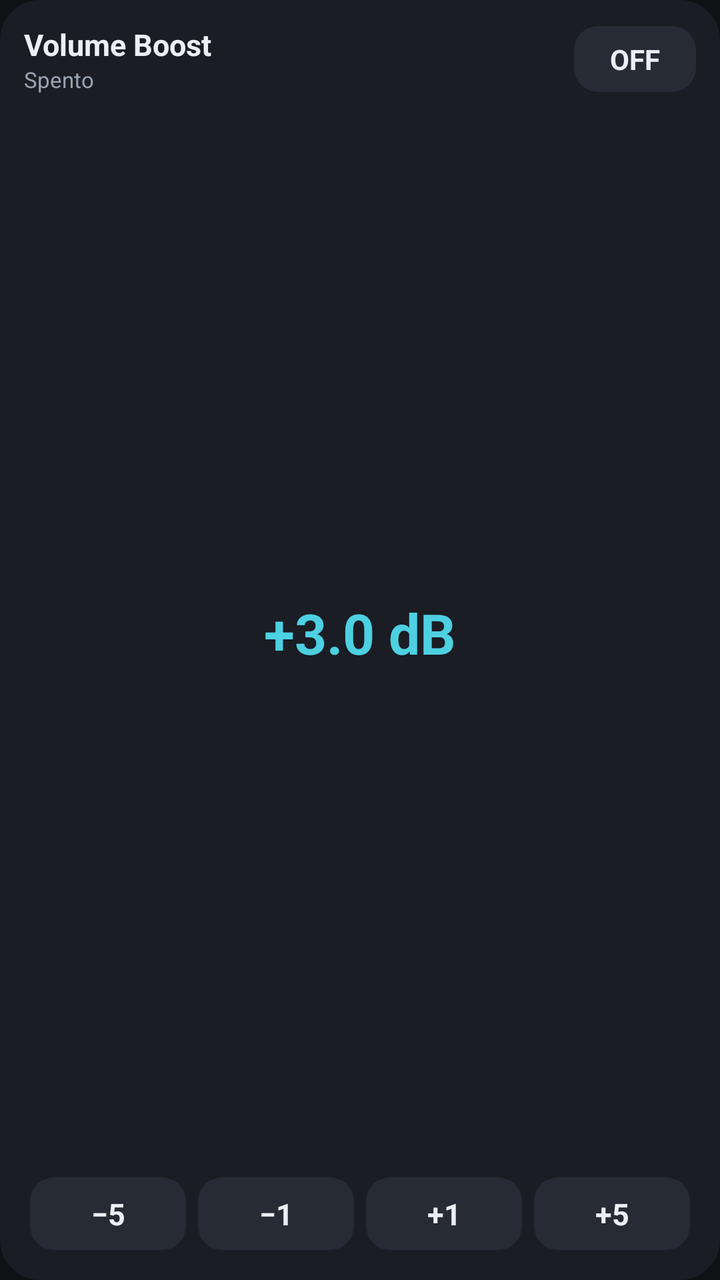
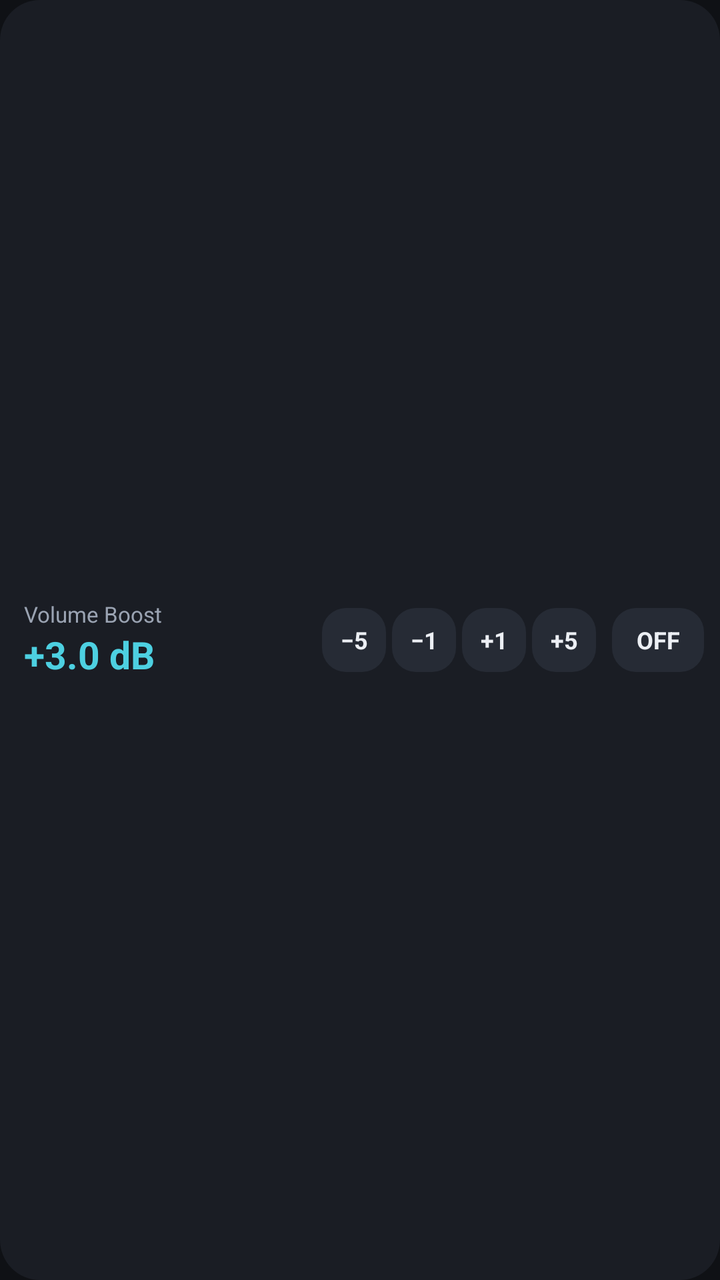

The first picture is an Android layout as it rendered before a commit; the second is the same layout after the commit. The layout source and the unified diff follow.
<!-- AndroidManifest.xml: application theme AppTheme -->
<!-- res/layout/widget_boost.xml -->
<?xml version="1.0" encoding="utf-8"?>
<LinearLayout xmlns:android="http://schemas.android.com/apk/res/android"
    android:id="@+id/boost_root"
    android:layout_width="match_parent"
    android:layout_height="match_parent"
    android:background="@drawable/widget_bg"
    android:orientation="vertical"
    android:padding="12dp">

    <LinearLayout
        android:layout_width="match_parent"
        android:layout_height="wrap_content"
        android:gravity="center_vertical"
        android:orientation="horizontal">

        <LinearLayout
            android:layout_width="0dp"
            android:layout_height="wrap_content"
            android:layout_weight="1"
            android:orientation="vertical">

            <TextView
                android:id="@+id/boost_title"
                android:layout_width="wrap_content"
                android:layout_height="wrap_content"
                android:text="Volume Boost"
                android:textColor="#ECEFF4"
                android:textSize="15sp"
                android:textStyle="bold" />

            <TextView
                android:id="@+id/boost_status"
                android:layout_width="wrap_content"
                android:layout_height="wrap_content"
                android:text="Spento"
                android:textColor="#9AA3B2"
                android:textSize="11sp" />
        </LinearLayout>

        <TextView
            android:id="@+id/boost_toggle"
            android:layout_width="wrap_content"
            android:layout_height="wrap_content"
            android:background="@drawable/widget_btn"
            android:gravity="center"
            android:paddingBottom="7dp"
            android:paddingLeft="18dp"
            android:paddingRight="18dp"
            android:paddingTop="7dp"
            android:text="OFF"
            android:textColor="#ECEFF4"
            android:textSize="14sp"
            android:textStyle="bold" />
    </LinearLayout>

    <TextView
        android:id="@+id/boost_gain"
        android:layout_width="match_parent"
        android:layout_height="0dp"
        android:layout_weight="1"
        android:gravity="center"
        android:text="+3.0 dB"
        android:textColor="#4DD0E1"
        android:textSize="28sp"
        android:textStyle="bold" />

    <LinearLayout
        android:layout_width="match_parent"
        android:layout_height="wrap_content"
        android:orientation="horizontal">

        <TextView
            android:id="@+id/boost_m5"
            android:layout_width="0dp"
            android:layout_height="wrap_content"
            android:layout_margin="3dp"
            android:layout_weight="1"
            android:background="@drawable/widget_btn"
            android:gravity="center"
            android:paddingBottom="8dp"
            android:paddingTop="8dp"
            android:text="−5"
            android:textColor="#ECEFF4"
            android:textSize="15sp"
            android:textStyle="bold" />

        <TextView
            android:id="@+id/boost_m1"
            android:layout_width="0dp"
            android:layout_height="wrap_content"
            android:layout_margin="3dp"
            android:layout_weight="1"
            android:background="@drawable/widget_btn"
            android:gravity="center"
            android:paddingBottom="8dp"
            android:paddingTop="8dp"
            android:text="−1"
            android:textColor="#ECEFF4"
            android:textSize="15sp"
            android:textStyle="bold" />

        <TextView
            android:id="@+id/boost_p1"
            android:layout_width="0dp"
            android:layout_height="wrap_content"
            android:layout_margin="3dp"
            android:layout_weight="1"
            android:background="@drawable/widget_btn"
            android:gravity="center"
            android:paddingBottom="8dp"
            android:paddingTop="8dp"
            android:text="+1"
            android:textColor="#ECEFF4"
            android:textSize="15sp"
            android:textStyle="bold" />

        <TextView
            android:id="@+id/boost_p5"
            android:layout_width="0dp"
            android:layout_height="wrap_content"
            android:layout_margin="3dp"
            android:layout_weight="1"
            android:background="@drawable/widget_btn"
            android:gravity="center"
            android:paddingBottom="8dp"
            android:paddingTop="8dp"
            android:text="+5"
            android:textColor="#ECEFF4"
            android:textSize="15sp"
            android:textStyle="bold" />
    </LinearLayout>
</LinearLayout>
<!-- resources referenced by this layout -->
<resources>
  <!-- drawable widget_bg (drawable) -->
  <?xml version="1.0" encoding="utf-8"?>
  <shape xmlns:android="http://schemas.android.com/apk/res/android" android:shape="rectangle">
      <solid android:color="#1A1D24" />
      <corners android:radius="20dp" />
  </shape>
  <!-- drawable widget_btn (drawable) -->
  <?xml version="1.0" encoding="utf-8"?>
  <shape xmlns:android="http://schemas.android.com/apk/res/android" android:shape="rectangle">
      <solid android:color="#262B35" />
      <corners android:radius="12dp" />
  </shape>
  <style name="AppTheme" parent="android:Theme.DeviceDefault.NoActionBar">
          <item name="android:windowBackground">@color/bg</item>
          <item name="android:statusBarColor">@color/bg</item>
          <item name="android:navigationBarColor">@color/bg</item>
          <item name="android:colorAccent">@color/accent</item>
          <item name="android:colorControlActivated">@color/accent</item>
          <item name="android:textColorPrimary">@color/text</item>
          <item name="android:textColorSecondary">@color/text_dim</item>
      </style>
  <color name="bg">#0F1115</color>
  <color name="accent">#4DD0E1</color>
  <color name="text">#ECEFF4</color>
  <color name="text_dim">#9AA3B2</color>
</resources>

<!-- the commit's change to res/layout/widget_boost.xml (unified diff, before → after) -->
@@ -4,129 +4,92 @@
     android:layout_width="match_parent"
     android:layout_height="match_parent"
     android:background="@drawable/widget_bg"
-    android:orientation="vertical"
-    android:padding="12dp">
+    android:gravity="center_vertical"
+    android:orientation="horizontal"
+    android:paddingLeft="12dp"
+    android:paddingRight="8dp">
 
     <LinearLayout
-        android:layout_width="match_parent"
+        android:layout_width="0dp"
         android:layout_height="wrap_content"
-        android:gravity="center_vertical"
-        android:orientation="horizontal">
-
-        <LinearLayout
-            android:layout_width="0dp"
-            android:layout_height="wrap_content"
-            android:layout_weight="1"
-            android:orientation="vertical">
-
-            <TextView
-                android:id="@+id/boost_title"
-                android:layout_width="wrap_content"
-                android:layout_height="wrap_content"
-                android:text="Volume Boost"
-                android:textColor="#ECEFF4"
-                android:textSize="15sp"
-                android:textStyle="bold" />
-
-            <TextView
-                android:id="@+id/boost_status"
-                android:layout_width="wrap_content"
-                android:layout_height="wrap_content"
-                android:text="Spento"
-                android:textColor="#9AA3B2"
-                android:textSize="11sp" />
-        </LinearLayout>
+        android:layout_weight="1"
+        android:orientation="vertical">
 
         <TextView
-            android:id="@+id/boost_toggle"
+            android:id="@+id/boost_title"
             android:layout_width="wrap_content"
             android:layout_height="wrap_content"
-            android:background="@drawable/widget_btn"
-            android:gravity="center"
-            android:paddingBottom="7dp"
-            android:paddingLeft="18dp"
-            android:paddingRight="18dp"
-            android:paddingTop="7dp"
-            android:text="OFF"
-            android:textColor="#ECEFF4"
-            android:textSize="14sp"
+            android:text="Volume Boost"
+            android:textColor="#9AA3B2"
+            android:textSize="11sp" />
+
+        <TextView
+            android:id="@+id/boost_gain"
+            android:layout_width="wrap_content"
+            android:layout_height="wrap_content"
+            android:text="+3.0 dB"
+            android:textColor="#4DD0E1"
+            android:textSize="19sp"
             android:textStyle="bold" />
     </LinearLayout>
 
     <TextView
-        android:id="@+id/boost_gain"
-        android:layout_width="match_parent"
-        android:layout_height="0dp"
-        android:layout_weight="1"
+        android:id="@+id/boost_m5"
+        android:layout_width="32dp"
+        android:layout_height="32dp"
+        android:layout_marginLeft="3dp"
+        android:background="@drawable/widget_btn"
         android:gravity="center"
-        android:text="+3.0 dB"
-        android:textColor="#4DD0E1"
-        android:textSize="28sp"
+        android:text="−5"
+        android:textColor="#ECEFF4"
+        android:textSize="12sp"
         android:textStyle="bold" />
 
-    <LinearLayout
-        android:layout_width="match_parent"
-        android:layout_height="wrap_content"
-        android:orientation="horizontal">
+    <TextView
+        android:id="@+id/boost_m1"
+        android:layout_width="32dp"
+        android:layout_height="32dp"
+        android:layout_marginLeft="3dp"
+        android:background="@drawable/widget_btn"
+        android:gravity="center"
+        android:text="−1"
+        android:textColor="#ECEFF4"
+        android:textSize="12sp"
+        android:textStyle="bold" />
 
-        <TextView
-            android:id="@+id/boost_m5"
-            android:layout_width="0dp"
-            android:layout_height="wrap_content"
-            android:layout_margin="3dp"
-            android:layout_weight="1"
-            android:background="@drawable/widget_btn"
-            android:gravity="center"
-            android:paddingBottom="8dp"
-            android:paddingTop="8dp"
-            android:text="−5"
-            android:textColor="#ECEFF4"
-            android:textSize="15sp"
-            android:textStyle="bold" />
+    <TextView
+        android:id="@+id/boost_p1"
+        android:layout_width="32dp"
+        android:layout_height="32dp"
+        android:layout_marginLeft="3dp"
+        android:background="@drawable/widget_btn"
+        android:gravity="center"
+        android:text="+1"
+        android:textColor="#ECEFF4"
+        android:textSize="12sp"
+        android:textStyle="bold" />
 
-        <TextView
-            android:id="@+id/boost_m1"
-            android:layout_width="0dp"
-            android:layout_height="wrap_content"
-            android:layout_margin="3dp"
-            android:layout_weight="1"
-            android:background="@drawable/widget_btn"
-            android:gravity="center"
-            android:paddingBottom="8dp"
-            android:paddingTop="8dp"
-            android:text="−1"
-            android:textColor="#ECEFF4"
-            android:textSize="15sp"
-            android:textStyle="bold" />
+    <TextView
+        android:id="@+id/boost_p5"
+        android:layout_width="32dp"
+        android:layout_height="32dp"
+        android:layout_marginLeft="3dp"
+        android:background="@drawable/widget_btn"
+        android:gravity="center"
+        android:text="+5"
+        android:textColor="#ECEFF4"
+        android:textSize="12sp"
+        android:textStyle="bold" />
 
-        <TextView
-            android:id="@+id/boost_p1"
-            android:layout_width="0dp"
-            android:layout_height="wrap_content"
-            android:layout_margin="3dp"
-            android:layout_weight="1"
-            android:background="@drawable/widget_btn"
-            android:gravity="center"
-            android:paddingBottom="8dp"
-            android:paddingTop="8dp"
-            android:text="+1"
-            android:textColor="#ECEFF4"
-            android:textSize="15sp"
-            android:textStyle="bold" />
-
-        <TextView
-            android:id="@+id/boost_p5"
-            android:layout_width="0dp"
-            android:layout_height="wrap_content"
-            android:layout_margin="3dp"
-            android:layout_weight="1"
-            android:background="@drawable/widget_btn"
-            android:gravity="center"
-            android:paddingBottom="8dp"
-            android:paddingTop="8dp"
-            android:text="+5"
-            android:textColor="#ECEFF4"
-            android:textSize="15sp"
-            android:textStyle="bold" />
-    </LinearLayout>
+    <TextView
+        android:id="@+id/boost_toggle"
+        android:layout_width="46dp"
+        android:layout_height="32dp"
+        android:layout_marginLeft="8dp"
+        android:background="@drawable/widget_btn"
+        android:gravity="center"
+        android:text="OFF"
+        android:textColor="#ECEFF4"
+        android:textSize="12sp"
+        android:textStyle="bold" />
 </LinearLayout>
